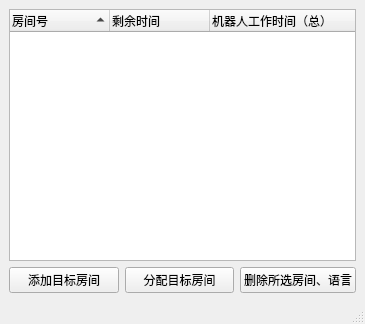
Above: target_room_edit_window_form.ui from kingyy2013/autobot before the change. Below: the same form after it.
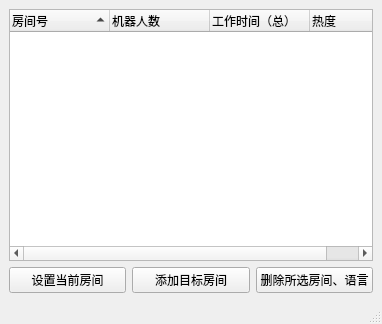
That is the form after the change.

Patch:
```diff
--- a/target_room_edit_window_form.ui
+++ b/target_room_edit_window_form.ui
@@ -6,7 +6,7 @@
    <rect>
     <x>0</x>
     <y>0</y>
-    <width>365</width>
+    <width>382</width>
     <height>324</height>
    </rect>
   </property>
@@ -30,12 +30,17 @@
       </column>
       <column>
        <property name="text">
-        <string>剩余时间</string>
+        <string>机器人数</string>
        </property>
       </column>
       <column>
        <property name="text">
-        <string>机器人工作时间（总）</string>
+        <string>工作时间（总）</string>
+       </property>
+      </column>
+      <column>
+       <property name="text">
+        <string>热度</string>
        </property>
       </column>
      </widget>
@@ -47,17 +52,17 @@
       </property>
      </widget>
     </item>
-    <item row="1" column="0">
+    <item row="1" column="1">
      <widget class="QPushButton" name="pushButton_add_room">
       <property name="text">
        <string>添加目标房间</string>
       </property>
      </widget>
     </item>
-    <item row="1" column="1">
+    <item row="1" column="0">
      <widget class="QPushButton" name="pushButton_set_room">
       <property name="text">
-       <string>分配目标房间</string>
+       <string>设置当前房间</string>
       </property>
      </widget>
     </item>
```
Left out of the diff: 2 changed lines with no effect on the pictures.
